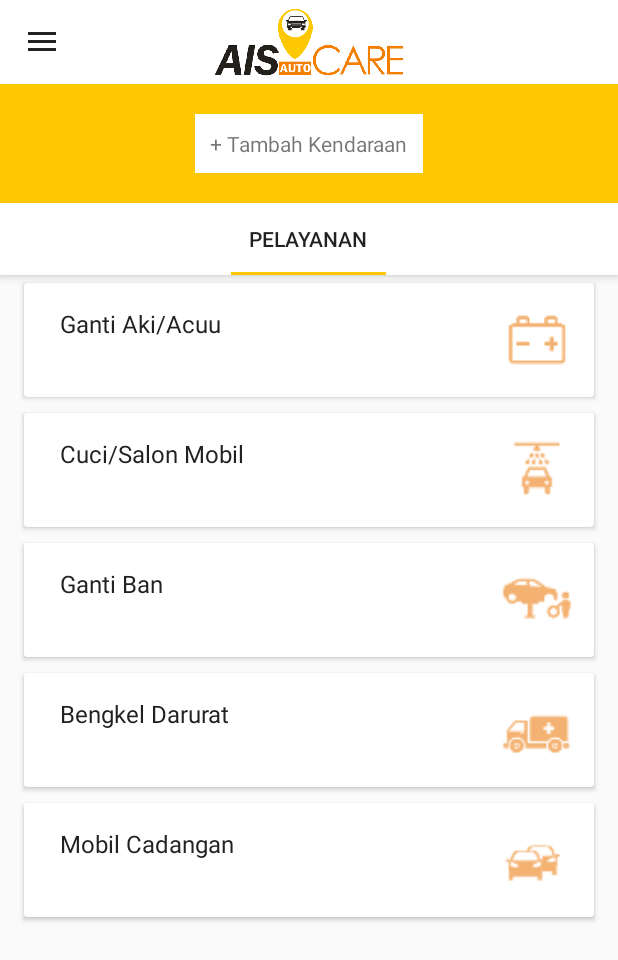
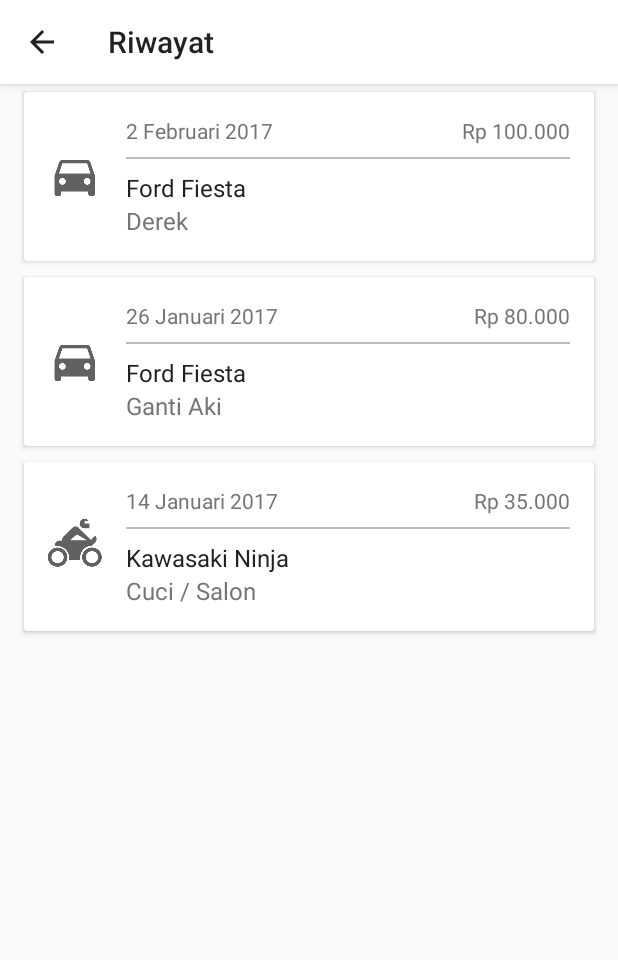
Before and after one commit to michaelian12/AISAutoCare, an Android app: the screen it shows after launch (MainActivity before the commit, HistoryActivity after it), in the side drawer, after a tap on "Riwayat", on a phone screen of 412 x 824 dp. Shown: the top 960 px of the screen. Run offline under Robolectric (Android 15) with nearby library versions, the light colour scheme and no system bars.

Commit message:
adding history activity

```diff
--- /dev/null
+++ b/app/src/main/java/com/aisautocare/mobile/activity/HistoryActivity.java
@@ -0,0 +1,49 @@
+package com.aisautocare.mobile.activity;
+
+import android.support.v7.app.AppCompatActivity;
+import android.os.Bundle;
+import android.support.v7.widget.DefaultItemAnimator;
+import android.support.v7.widget.LinearLayoutManager;
+import android.support.v7.widget.RecyclerView;
+import android.support.v7.widget.Toolbar;
+
+import com.aisautocare.mobile.adapter.GarageRecyclerViewAdapter;
+import com.aisautocare.mobile.adapter.HistoryRecyclerViewAdapter;
+import com.aisautocare.mobile.model.Garage;
+import com.aisautocare.mobile.model.History;
+
+import java.util.ArrayList;
+
+import info.androidhive.firebasenotifications.R;
+
+public class HistoryActivity extends AppCompatActivity {
+
+    private Toolbar toolbar;
+    private RecyclerView recyclerView;
+    private HistoryRecyclerViewAdapter adapter;
+
+    @Override
+    protected void onCreate(Bundle savedInstanceState) {
+        super.onCreate(savedInstanceState);
+        setContentView(R.layout.activity_history);
+
+        /* Set Toolbar */
+        toolbar = (Toolbar) findViewById(R.id.toolbar);
+        setSupportActionBar(toolbar);
+        getSupportActionBar().setDisplayHomeAsUpEnabled(true);
+
+        recyclerView = (RecyclerView) findViewById(R.id.recycler_view);
+
+        ArrayList<History> histories = new ArrayList<History>();
+        histories.add(new History(R.drawable.ic_car, "2 Februari 2017", "Rp 100.000", "Ford Fiesta", "Derek"));
+        histories.add(new History(R.drawable.ic_car, "26 Januari 2017", "Rp 80.000", "Ford Fiesta", "Ganti Aki"));
+        histories.add(new History(R.drawable.ic_bike, "14 Januari 2017", "Rp 35.000", "Kawasaki Ninja", "Cuci / Salon"));
+
+        adapter = new HistoryRecyclerViewAdapter(this, histories);
+
+        recyclerView.setLayoutManager(new LinearLayoutManager(this));
+        recyclerView.setAdapter(adapter);
+        recyclerView.setItemAnimator(new DefaultItemAnimator());
+        recyclerView.setHasFixedSize(true);
+    }
+}
--- a/app/src/main/java/com/aisautocare/mobile/activity/MainActivity.java
+++ b/app/src/main/java/com/aisautocare/mobile/activity/MainActivity.java
@@ -222,9 +222,8 @@
                     startActivity(intent);
                     return true;
                 case R.id.nav_history:
-                    Toast.makeText(getApplicationContext(), "Pesanan", Toast.LENGTH_SHORT).show();
-//                    intent = new Intent(MainActivity.this, OrderActivity.class);
-//                    startActivity(intent);
+                    intent = new Intent(MainActivity.this, HistoryActivity.class);
+                    startActivity(intent);
                     return true;
                 case R.id.nav_garage:
                     intent = new Intent(MainActivity.this, GarageActivity.class);
--- a/app/src/main/java/com/aisautocare/mobile/adapter/GarageRecyclerViewAdapter.java
+++ b/app/src/main/java/com/aisautocare/mobile/adapter/GarageRecyclerViewAdapter.java
@@ -28,8 +28,6 @@
         this.context = context;
         this.garages = garages;
     }
-
-
 
     @Override
     public GarageViewHolder onCreateViewHolder(ViewGroup parent, int viewType) {
--- /dev/null
+++ b/app/src/main/java/com/aisautocare/mobile/adapter/HistoryRecyclerViewAdapter.java
@@ -0,0 +1,68 @@
+package com.aisautocare.mobile.adapter;
+
+import android.content.Context;
+import android.support.v7.widget.RecyclerView;
+import android.view.LayoutInflater;
+import android.view.View;
+import android.view.ViewGroup;
+import android.widget.ImageView;
+import android.widget.TextView;
+
+import com.aisautocare.mobile.model.Garage;
+import com.aisautocare.mobile.model.History;
+
+import java.util.ArrayList;
+
+import info.androidhive.firebasenotifications.R;
+
+/**
+ * Created by Michael on 2/13/2017.
+ */
+
+public class HistoryRecyclerViewAdapter extends RecyclerView.Adapter<HistoryRecyclerViewAdapter.HistoryViewHolder>{
+
+    private Context context;
+    ArrayList<History> histories = new ArrayList<History>();
+
+    public HistoryRecyclerViewAdapter(Context context, ArrayList<History> histories) {
+        this.context = context;
+        this.histories = histories;
+    }
+
+    @Override
+    public HistoryViewHolder onCreateViewHolder(ViewGroup parent, int viewType) {
+        View viewItem = LayoutInflater.from(parent.getContext()).inflate(R.layout.card_history, parent, false);
+        HistoryRecyclerViewAdapter.HistoryViewHolder view = new HistoryRecyclerViewAdapter.HistoryViewHolder(viewItem);
+
+        return view;
+    }
+
+    @Override
+    public void onBindViewHolder(HistoryRecyclerViewAdapter.HistoryViewHolder holder, int position) {
+        holder.vehicleImage.setImageResource(histories.get(position).getImageResourceId());
+        holder.serviceDate.setText(histories.get(position).getDate());
+        holder.servicePrice.setText(histories.get(position).getPrice());
+        holder.vehicleName.setText(histories.get(position).getVehicleName());
+        holder.serviceName.setText(histories.get(position).getServiceName());
+    }
+
+    @Override
+    public int getItemCount() {
+        return histories.size();
+    }
+
+    public class HistoryViewHolder extends RecyclerView.ViewHolder {
+
+        ImageView vehicleImage;
+        TextView serviceDate, servicePrice, vehicleName, serviceName;
+
+        public HistoryViewHolder(View itemView) {
+            super(itemView);
+            vehicleImage = (ImageView) itemView.findViewById(R.id.history_vehicle_image);
+            serviceDate = (TextView) itemView.findViewById(R.id.history_service_date);
+            servicePrice = (TextView) itemView.findViewById(R.id.history_service_price);
+            vehicleName = (TextView) itemView.findViewById(R.id.history_vehicle_name);
+            serviceName = (TextView) itemView.findViewById(R.id.history_service_name);
+        }
+    }
+}
--- a/app/src/main/java/com/aisautocare/mobile/model/History.java
+++ b/app/src/main/java/com/aisautocare/mobile/model/History.java
@@ -6,37 +6,57 @@
 
 public class History {
 
-    private int imageResourceId; // service image
-    private String name; // service name
-    private String notes; // service notes
+    private int imageResourceId; // vehicle image
     private String date; // service date
-    private String time; // service time
+    private String price; // service price
+    private String vehicleName; // vehicle name
+    private String serviceName; // service name
 
-    public History(int imageResourceId, String name, String notes, String date, String time) {
+    public History(int imageResourceId, String date, String price, String vehicleName, String serviceName) {
         this.imageResourceId = imageResourceId;
-        this.name = name;
-        this.notes = notes;
         this.date = date;
-        this.time = time;
+        this.price = price;
+        this.vehicleName = vehicleName;
+        this.serviceName = serviceName;
     }
 
     public int getImageResourceId() {
         return imageResourceId;
     }
 
-    public String getName() {
-        return name;
-    }
-
-    public String getNotes() {
-        return notes;
+    public void setImageResourceId(int imageResourceId) {
+        this.imageResourceId = imageResourceId;
     }
 
     public String getDate() {
         return date;
     }
 
-    public String getTime() {
-        return time;
+    public void setDate(String date) {
+        this.date = date;
+    }
+
+    public String getPrice() {
+        return price;
+    }
+
+    public void setPrice(String price) {
+        this.price = price;
+    }
+
+    public String getVehicleName() {
+        return vehicleName;
+    }
+
+    public void setVehicleName(String vehicleName) {
+        this.vehicleName = vehicleName;
+    }
+
+    public String getServiceName() {
+        return serviceName;
+    }
+
+    public void setServiceName(String serviceName) {
+        this.serviceName = serviceName;
     }
 }
--- /dev/null
+++ b/app/src/main/res/layout/activity_history.xml
@@ -0,0 +1,14 @@
+<?xml version="1.0" encoding="utf-8"?>
+<LinearLayout xmlns:android="http://schemas.android.com/apk/res/android"
+    xmlns:tools="http://schemas.android.com/tools"
+    android:id="@+id/activity_history"
+    android:layout_width="match_parent"
+    android:layout_height="match_parent"
+    android:orientation="vertical"
+    tools:context="com.aisautocare.mobile.activity.HistoryActivity">
+
+    <include layout="@layout/toolbar" />
+
+    <include layout="@layout/list_view" />
+
+</LinearLayout>
--- a/app/src/main/res/layout/card_garage.xml
+++ b/app/src/main/res/layout/card_garage.xml
@@ -21,12 +21,12 @@
                 android:id="@+id/garage_icon_card_image_view"
                 android:layout_width="36dp"
                 android:layout_height="36dp"
-                android:src="@drawable/ic_car"/>
+                android:src="@drawable/ic_car" />
 
             <LinearLayout
                 android:layout_width="0dp"
+                android:layout_height="wrap_content"
                 android:layout_weight="1"
-                android:layout_height="wrap_content"
                 android:orientation="vertical"
                 android:paddingLeft="16dp"
                 android:paddingRight="16dp">
--- /dev/null
+++ b/app/src/main/res/layout/card_history.xml
@@ -0,0 +1,81 @@
+<?xml version="1.0" encoding="utf-8"?>
+<LinearLayout xmlns:android="http://schemas.android.com/apk/res/android"
+    xmlns:tools="http://schemas.android.com/tools"
+    android:layout_width="match_parent"
+    android:layout_height="wrap_content"
+    android:orientation="vertical">
+
+    <android.support.v7.widget.CardView
+        android:id="@+id/card_history"
+        style="@style/CardViewStyle"
+        android:layout_width="match_parent"
+        android:layout_height="match_parent">
+
+        <LinearLayout
+            android:layout_width="match_parent"
+            android:layout_height="match_parent"
+            android:orientation="horizontal"
+            android:padding="16dp">
+
+            <ImageView
+                android:id="@+id/history_vehicle_image"
+                android:layout_width="wrap_content"
+                android:layout_height="wrap_content"
+                android:layout_gravity="center_vertical"
+                android:src="@drawable/ic_car" />
+
+            <LinearLayout
+                android:layout_width="match_parent"
+                android:layout_height="wrap_content"
+                android:orientation="vertical"
+                android:paddingLeft="16dp">
+
+                <LinearLayout
+                    android:layout_width="match_parent"
+                    android:layout_height="wrap_content"
+                    android:orientation="horizontal">
+
+                    <TextView
+                        android:id="@+id/history_service_date"
+                        android:layout_width="0dp"
+                        android:layout_height="wrap_content"
+                        android:layout_weight="1"
+                        android:textColor="@color/secondary_text"
+                        tools:text="26 Januari 2017" />
+
+                    <TextView
+                        android:id="@+id/history_service_price"
+                        android:layout_width="wrap_content"
+                        android:layout_height="wrap_content"
+                        android:layout_gravity="end"
+                        android:textColor="@color/secondary_text"
+                        tools:text="Rp 50.000" />
+                </LinearLayout>
+
+                <LinearLayout
+                    android:layout_width="match_parent"
+                    android:layout_height="1dp"
+                    android:background="@color/divider"
+                    android:layout_marginTop="8dp"
+                    android:layout_marginBottom="8dp" />
+
+                <TextView
+                    android:id="@+id/history_vehicle_name"
+                    android:layout_width="match_parent"
+                    android:layout_height="wrap_content"
+                    android:textColor="@color/primary_text"
+                    android:textSize="16sp"
+                    tools:text="Nissan Terrano" />
+
+                <TextView
+                    android:id="@+id/history_service_name"
+                    android:layout_width="match_parent"
+                    android:layout_height="wrap_content"
+                    android:textColor="@color/secondary_text"
+                    android:textSize="16sp"
+                    tools:text="Ganti Aki" />
+            </LinearLayout>
+        </LinearLayout>
+    </android.support.v7.widget.CardView>
+
+</LinearLayout>
```
Also changed, not shown: app/src/main/AndroidManifest.xml (+10 -0 lines).
